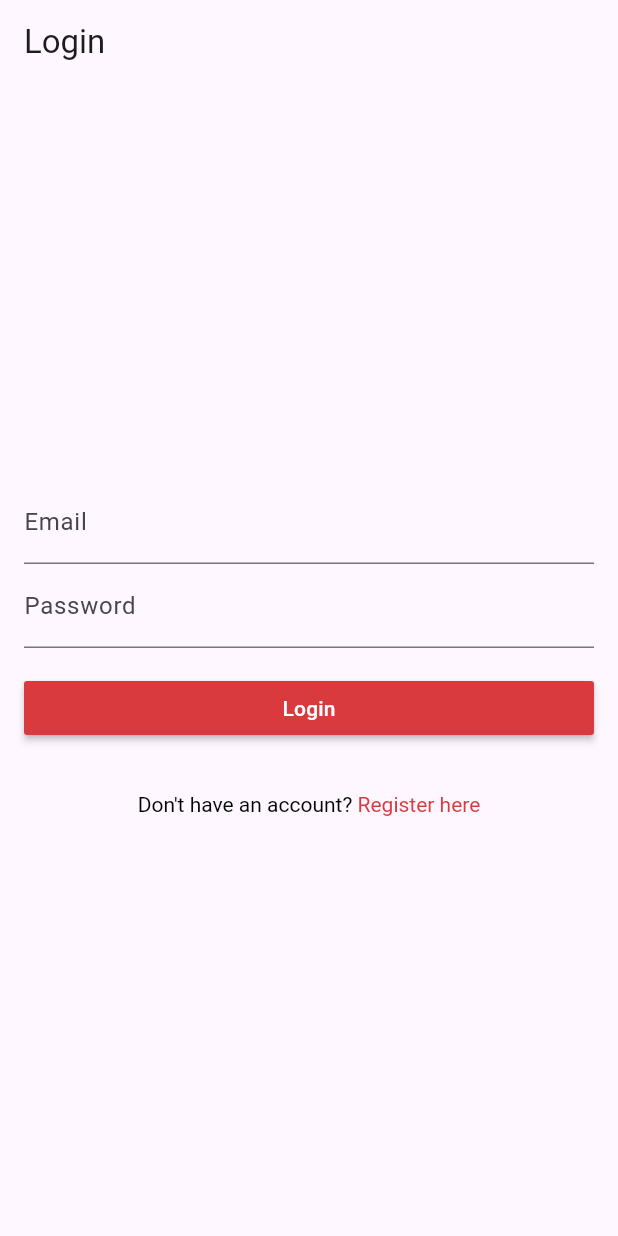
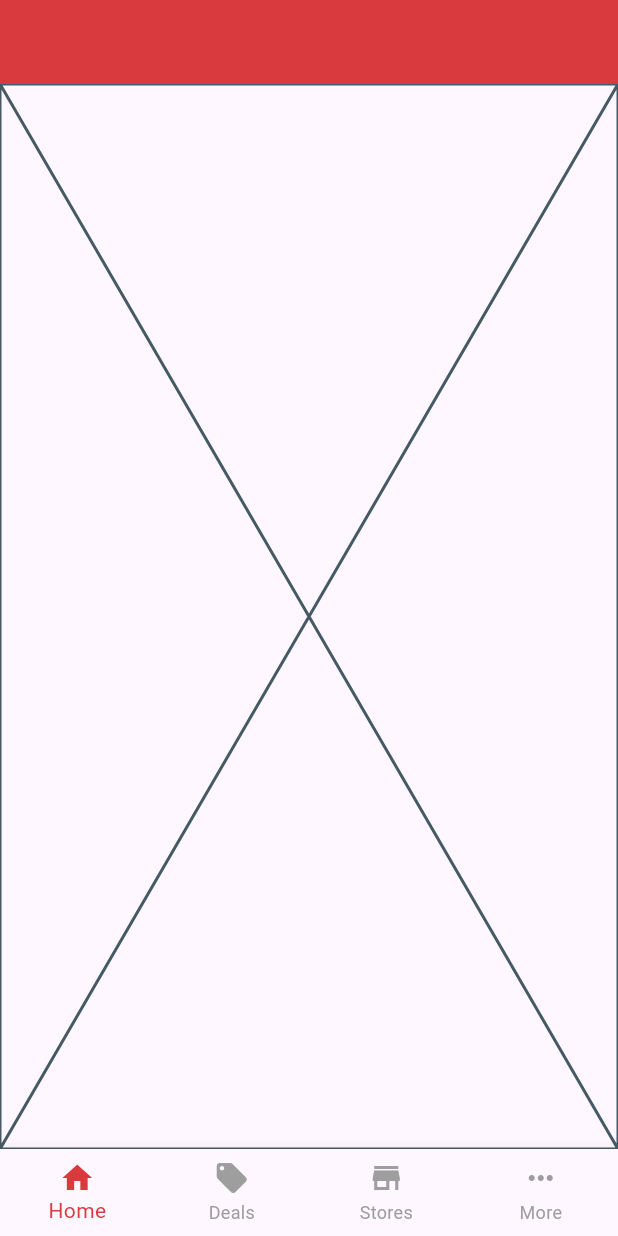
Before and after one commit to salvatoluice/dtree, a Flutter app: the screen it shows after launch, on a phone screen of 412 x 824 dp. Run offline on Flutter 3.47's test engine with Material 3 defaults, Android fonts, the phone set to English and light mode, and no system bars.

Commit message:
home screen init

```diff
--- a/lib/main.dart
+++ b/lib/main.dart
@@ -1,7 +1,6 @@
-// lib/main.dart
-
 import 'package:flutter/material.dart';
 import 'package:dtree/screens/registration_screen.dart';
+import 'package:dtree/screens/home_screen.dart';
 import 'package:dtree/screens/login_screen.dart';
 
 const Color primaryColor = Color(0xFFD83A3E);
@@ -21,8 +20,10 @@ class MyApp extends StatelessWidget {
       theme: ThemeData(
         primarySwatch: Colors.blue,
       ),
-      home: LoginScreen(),
+      home: HomeScreen(),
+      debugShowCheckedModeBanner: false,
       routes: {
+        '/home': (context) => HomeScreen(),
         '/register': (context) => RegistrationScreen(),
         '/login': (context) => LoginScreen(),
       },
--- /dev/null
+++ b/lib/screens/home_screen.dart
@@ -0,0 +1,54 @@
+import 'package:flutter/material.dart';
+import 'package:dtree/main.dart';
+
+class HomeScreen extends StatefulWidget {
+  @override
+  _HomeScreenState createState() => _HomeScreenState();
+}
+
+class _HomeScreenState extends State<HomeScreen> {
+  int _selectedIndex = 0;
+
+  // List of screens for each bottom nav item
+  List<Widget> _screens = [
+    Placeholder(), // Placeholder for Home screen
+    Placeholder(), // Placeholder for Deals screen
+    Placeholder(), // Placeholder for Stores screen
+    Placeholder(), // Placeholder for More screen
+  ];
+
+  // List of bottom nav items
+  List<BottomNavigationBarItem> _bottomNavBarItems = [
+    BottomNavigationBarItem(icon: Icon(Icons.home), label: 'Home'),
+    BottomNavigationBarItem(icon: Icon(Icons.local_offer), label: 'Deals'),
+    BottomNavigationBarItem(icon: Icon(Icons.store), label: 'Stores'),
+    BottomNavigationBarItem(icon: Icon(Icons.more_horiz), label: 'More'),
+  ];
+
+  // Handle bottom nav item selection
+  void _onBottomNavItemTapped(int index) {
+    setState(() {
+      _selectedIndex = index;
+    });
+  }
+
+  @override
+  Widget build(BuildContext context) {
+    return Scaffold(
+      appBar: AppBar(
+        // title: Text('Home'),
+        backgroundColor: primaryColor,
+      ),
+      body: _screens[_selectedIndex],
+      bottomNavigationBar: BottomNavigationBar(
+        items: _bottomNavBarItems,
+        currentIndex: _selectedIndex,
+        onTap: _onBottomNavItemTapped,
+        selectedItemColor: primaryColor, // Color of selected item
+        unselectedItemColor: Colors.grey, // Color of unselected items
+        showUnselectedLabels: true, // Show labels for unselected items
+        type: BottomNavigationBarType.fixed, // Ensure all items are visible
+      ),
+    );
+  }
+}
```
